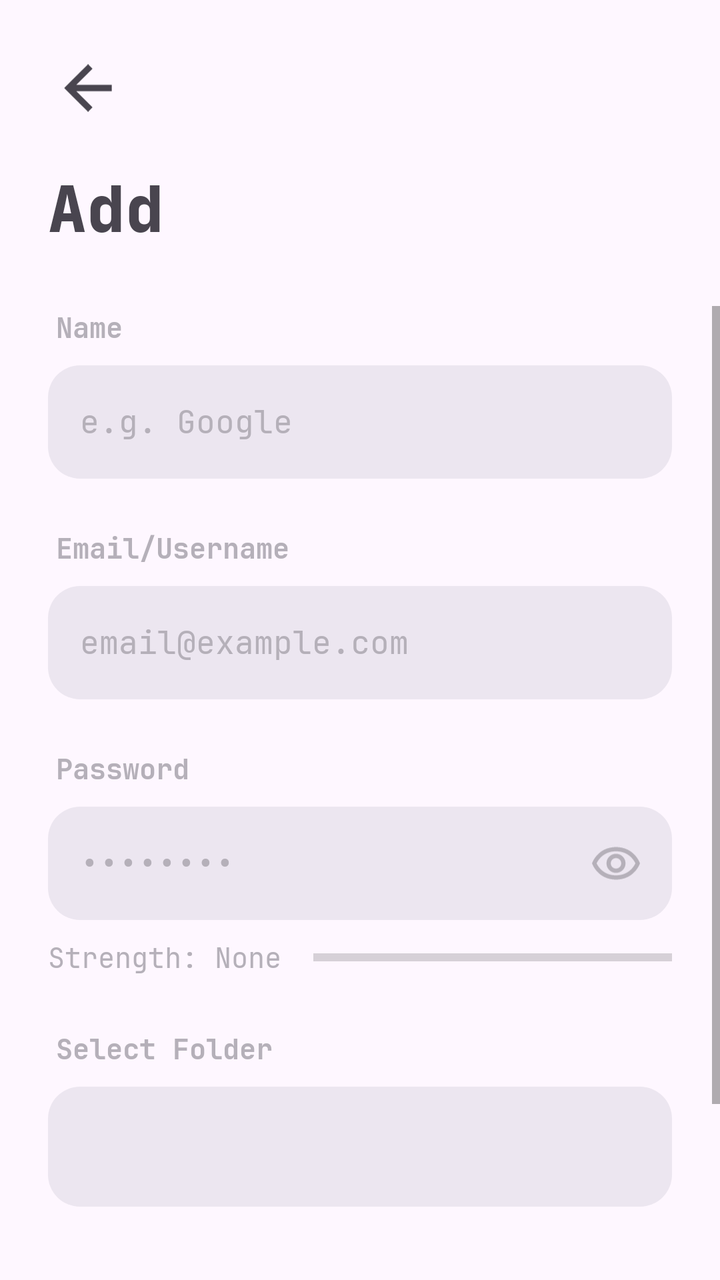
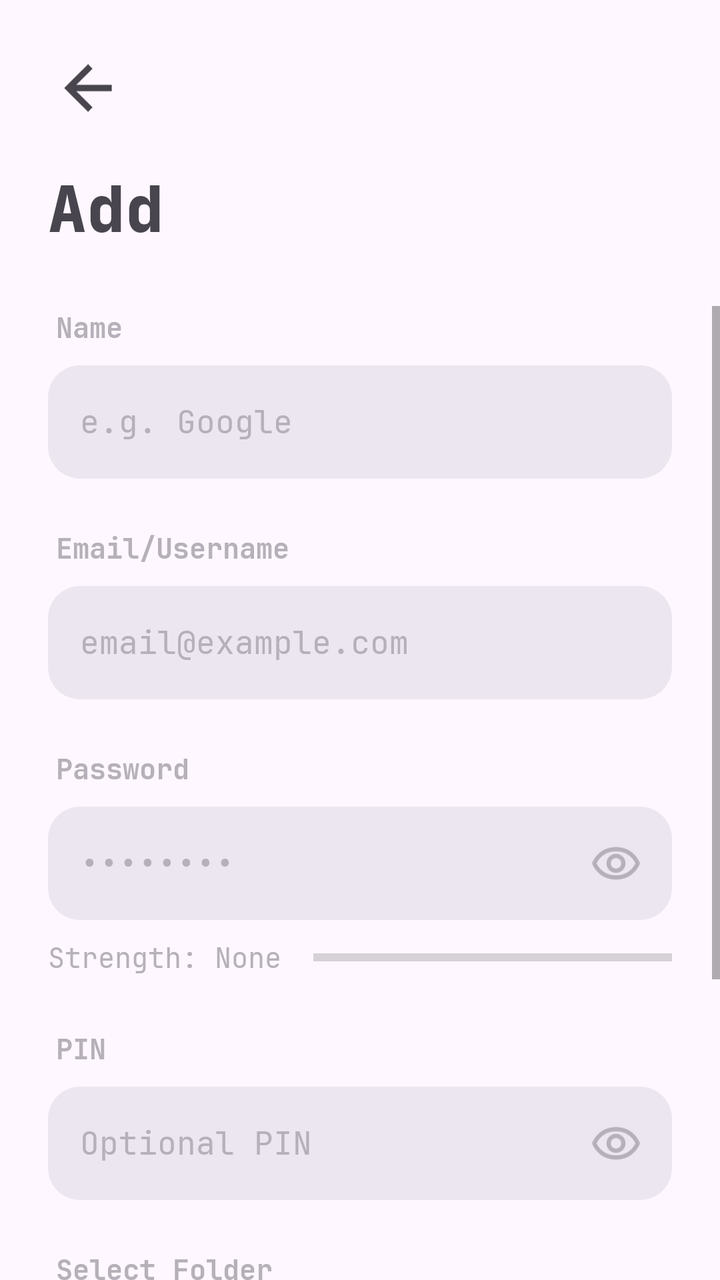

Screens rendered from an Android XML layout before and after an edit, with the pre-edit source and the edit as a unified diff.
<!-- AndroidManifest.xml: application theme Theme.AppCompat.Light.NoActionBar -->
<!-- res/layout/fragment_add_password.xml -->
<?xml version="1.0" encoding="utf-8"?>
<androidx.constraintlayout.widget.ConstraintLayout xmlns:android="http://schemas.android.com/apk/res/android"
    xmlns:app="http://schemas.android.com/apk/res-auto"
    xmlns:tools="http://schemas.android.com/tools"
    android:layout_width="match_parent"
    android:layout_height="match_parent"
    android:fitsSystemWindows="true"
    android:background="@color/background_primary"
    tools:context=".view.activities.MainViewActivity">

    <ImageButton
        android:id="@+id/backButton"
        android:layout_width="40dp"
        android:layout_height="40dp"
        android:layout_marginTop="24dp"
        android:layout_marginStart="24dp"
        android:background="?attr/selectableItemBackgroundBorderless"
        android:padding="8dp"
        android:scaleType="fitCenter"
        android:src="@drawable/btn_back"
        app:layout_constraintStart_toStartOf="parent"
        app:layout_constraintTop_toTopOf="parent" />

    <TextView
        android:id="@+id/titleTextView"
        android:layout_width="wrap_content"
        android:layout_height="wrap_content"
        android:layout_marginStart="24dp"
        android:layout_marginTop="16dp"
        android:fontFamily="@font/jetbrainsmonoextrabold"
        android:text="@string/add_add"
        android:textColor="@color/text_primary"
        android:textSize="32sp"
        app:layout_constraintStart_toStartOf="parent"
        app:layout_constraintTop_toBottomOf="@+id/backButton" />

    <ScrollView
        android:layout_width="match_parent"
        android:layout_height="0dp"
        android:layout_marginTop="24dp"
        app:layout_constraintBottom_toBottomOf="parent"
        app:layout_constraintTop_toBottomOf="@+id/titleTextView">

        <LinearLayout
            android:layout_width="match_parent"
            android:layout_height="wrap_content"
            android:orientation="vertical"
            android:paddingHorizontal="24dp"
            android:paddingBottom="40dp">

            
            <TextView
                android:layout_width="wrap_content"
                android:layout_height="wrap_content"
                android:text="@string/add_name"
                android:textColor="@color/text_secondary"
                android:fontFamily="@font/jetbrainsmonobold"
                android:layout_marginBottom="8dp"
                android:layout_marginStart="4dp"/>
            
            <EditText
                android:id="@+id/name_input"
                android:layout_width="match_parent"
                android:layout_height="wrap_content"
                android:background="@drawable/bg_rounded_input"
                android:backgroundTint="@color/background_secondary"
                android:fontFamily="@font/jetbrainsmonoregular"
                android:hint="e.g. Google"
                android:inputType="text"
                android:textColor="@color/text_primary"
                android:textColorHint="@color/text_secondary"
                android:textSize="16sp"
                android:layout_marginBottom="24dp" />

            
            <TextView
                android:layout_width="wrap_content"
                android:layout_height="wrap_content"
                android:text="@string/add_email"
                android:textColor="@color/text_secondary"
                android:fontFamily="@font/jetbrainsmonobold"
                android:layout_marginBottom="8dp"
                android:layout_marginStart="4dp"/>

            <EditText
                android:id="@+id/email_input"
                android:layout_width="match_parent"
                android:layout_height="wrap_content"
                android:background="@drawable/bg_rounded_input"
                android:backgroundTint="@color/background_secondary"
                android:fontFamily="@font/jetbrainsmonoregular"
                android:hint="email@example.com"
                android:inputType="textEmailAddress"
                android:textColor="@color/text_primary"
                android:textColorHint="@color/text_secondary"
                android:textSize="16sp"
                android:layout_marginBottom="24dp" />

            
            <TextView
                android:layout_width="wrap_content"
                android:layout_height="wrap_content"
                android:text="@string/add_password"
                android:textColor="@color/text_secondary"
                android:fontFamily="@font/jetbrainsmonobold"
                android:layout_marginBottom="8dp"
                android:layout_marginStart="4dp"/>

            <FrameLayout
                android:layout_width="match_parent"
                android:layout_height="wrap_content"
                android:layout_marginBottom="8dp">
                
                <EditText
                    android:id="@+id/password_input"
                    android:layout_width="match_parent"
                    android:layout_height="wrap_content"
                    android:background="@drawable/bg_rounded_input"
                    android:backgroundTint="@color/background_secondary"
                    android:fontFamily="@font/jetbrainsmonoregular"
                    android:hint="••••••••"
                    android:inputType="textPassword"
                    android:paddingEnd="56dp"
                    android:textColor="@color/text_primary"
                    android:textColorHint="@color/text_secondary"
                    android:textSize="16sp" />

                <ImageButton
                    android:id="@+id/password_visibility_button"
                    android:layout_width="48dp"
                    android:layout_height="48dp"
                    android:layout_gravity="end|center_vertical"
                    android:layout_marginEnd="4dp"
                    android:background="?attr/selectableItemBackgroundBorderless"
                    android:padding="12dp"
                    android:scaleType="fitCenter"
                    android:src="@drawable/icon_visibility_on"
                    app:tint="@color/text_secondary" />
            </FrameLayout>

            
            <LinearLayout
                android:layout_width="match_parent"
                android:layout_height="wrap_content"
                android:orientation="horizontal"
                android:layout_marginBottom="24dp"
                android:gravity="center_vertical">

                <TextView
                    android:id="@+id/strength_label"
                    android:layout_width="wrap_content"
                    android:layout_height="wrap_content"
                    android:text="Strength: None"
                    android:textColor="@color/text_secondary"
                    android:fontFamily="@font/jetbrainsmonoregular"
                    android:textSize="14sp"
                    android:layout_marginEnd="16dp" />

                <ProgressBar
                    android:id="@+id/strength_progress"
                    style="?android:attr/progressBarStyleHorizontal"
                    android:layout_width="0dp"
                    android:layout_height="6dp"
                    android:layout_weight="1"
                    android:max="100"
                    android:progress="0"
                    android:progressTint="#F44336"
                    android:backgroundTint="@color/background_secondary" />
            </LinearLayout>

            
            <TextView
                android:layout_width="wrap_content"
                android:layout_height="wrap_content"
                android:text="Select Folder"
                android:textColor="@color/text_secondary"
                android:fontFamily="@font/jetbrainsmonobold"
                android:layout_marginBottom="8dp"
                android:layout_marginStart="4dp"/>

            <Spinner
                android:id="@+id/folder_spinner"
                android:layout_width="match_parent"
                android:layout_height="60dp"
                android:background="@drawable/bg_rounded_input"
                android:backgroundTint="@color/background_secondary"
                android:popupBackground="@color/background_secondary"
                android:layout_marginBottom="40dp" />

            
            <FrameLayout
                android:layout_width="match_parent"
                android:layout_height="64dp"
                android:layout_marginHorizontal="32dp">
                
                <TextView
                    android:id="@+id/add_button"
                    android:layout_width="match_parent"
                    android:layout_height="match_parent"
                    android:background="@drawable/bg_rounded_input"
                    android:backgroundTint="@color/accent"
                    android:gravity="center"
                    android:fontFamily="@font/jetbrainsmonobold"
                    android:text="@string/add_btn_add"
                    android:textColor="@color/background_primary"
                    android:textSize="18sp"
                    android:elevation="2dp" />
            </FrameLayout>

        </LinearLayout>
    </ScrollView>
</androidx.constraintlayout.widget.ConstraintLayout>
<!-- resources referenced by this layout -->
<resources>
  <color name="accent">#6750A4</color>
  <color name="background_primary">#FEF7FF</color>
  <color name="background_secondary">#ECE6F0</color>
  <color name="text_primary">#49454F</color>
  <color name="text_secondary">#B5B0B9</color>
  <!-- drawable bg_rounded_input (drawable) -->
  <?xml version="1.0" encoding="utf-8"?>
  <shape xmlns:android="http://schemas.android.com/apk/res/android" android:shape="rectangle">
      <solid android:color="@color/background_secondary"/>
      <corners android:radius="16dp"/>
      <padding android:left="16dp" android:right="16dp" android:top="16dp" android:bottom="16dp"/>
  </shape>
  <!-- drawable btn_back (drawable) -->
  <vector xmlns:android="http://schemas.android.com/apk/res/android"
      android:width="199.18dp"
      android:height="197.77dp"
      android:viewportWidth="199.18"
      android:viewportHeight="197.77">
    <path
        android:pathData="M198.2,85.83l-147.2,0l67.35,-67.35l-18.48,-18.48l-80.41,80.41l-18.48,18.48l18.48,18.48l80.41,80.4l18.48,-18.48l-67.36,-67.35l147.21,0l0,-26.11z"
        android:fillColor="@color/text_primary"/>
  </vector>
  <!-- drawable icon_visibility_on (drawable) -->
  <vector xmlns:android="http://schemas.android.com/apk/res/android"
      android:width="191.98dp"
      android:height="132.44dp"
      android:viewportWidth="191.98"
      android:viewportHeight="132.44">
    <path
        android:pathData="M192,66.21c-0.33,-1 -22.2,-64.95 -96,-64.95S0.33,65.21 0,66.21L0,66.21c0.33,1 22.2,65 96,65s95.66,-63.95 96,-64.95h0ZM96,114.21c-49.69,0 -71,-34.31 -77.58,-48 6.53,-13.65 27.89,-48 77.58,-48s71.05,34.31 77.58,48C167,79.87 145.68,114.18 96,114.18Z"
        android:fillColor="@color/text_primary"/>
    <path
        android:pathData="M96,28.11A38.11,38.11 0,1 0,134.1 66.22,38.15 38.15,0 0,0 96,28.11ZM96,87.33A21.11,21.11 0,1 1,117.1 66.22,21.11 21.11,0 0,1 96,87.33Z"
        android:fillColor="@color/text_primary"/>
  </vector>
  <string name="add_add">Add</string>
  <string name="add_btn_add">[add]</string>
  <string name="add_email">Email/Username</string>
  <string name="add_name">Name</string>
  <string name="add_password">Password</string>
</resources>

<!-- the commit's change to res/layout/fragment_add_password.xml (unified diff, before → after) -->
@@ -167,6 +167,47 @@
                     android:progressTint="#F44336"
                     android:backgroundTint="@color/background_secondary" />
             </LinearLayout>
+
+            
+            <TextView
+                android:layout_width="wrap_content"
+                android:layout_height="wrap_content"
+                android:text="PIN"
+                android:textColor="@color/text_secondary"
+                android:fontFamily="@font/jetbrainsmonobold"
+                android:layout_marginBottom="8dp"
+                android:layout_marginStart="4dp"/>
+
+            <FrameLayout
+                android:layout_width="match_parent"
+                android:layout_height="wrap_content"
+                android:layout_marginBottom="24dp">
+                <EditText
+                    android:id="@+id/pin_input"
+                    android:layout_width="match_parent"
+                    android:layout_height="wrap_content"
+                    android:background="@drawable/bg_rounded_input"
+                    android:backgroundTint="@color/background_secondary"
+                    android:fontFamily="@font/jetbrainsmonoregular"
+                    android:hint="Optional PIN"
+                    android:inputType="textPassword"
+                    android:paddingEnd="56dp"
+                    android:textColor="@color/text_primary"
+                    android:textColorHint="@color/text_secondary"
+                    android:textSize="16sp" />
+
+                <ImageButton
+                    android:id="@+id/pin_visibility_button"
+                    android:layout_width="48dp"
+                    android:layout_height="48dp"
+                    android:layout_gravity="end|center_vertical"
+                    android:layout_marginEnd="4dp"
+                    android:background="?attr/selectableItemBackgroundBorderless"
+                    android:padding="12dp"
+                    android:scaleType="fitCenter"
+                    android:src="@drawable/icon_visibility_on"
+                    app:tint="@color/text_secondary" />
+            </FrameLayout>
 
             
             <TextView
